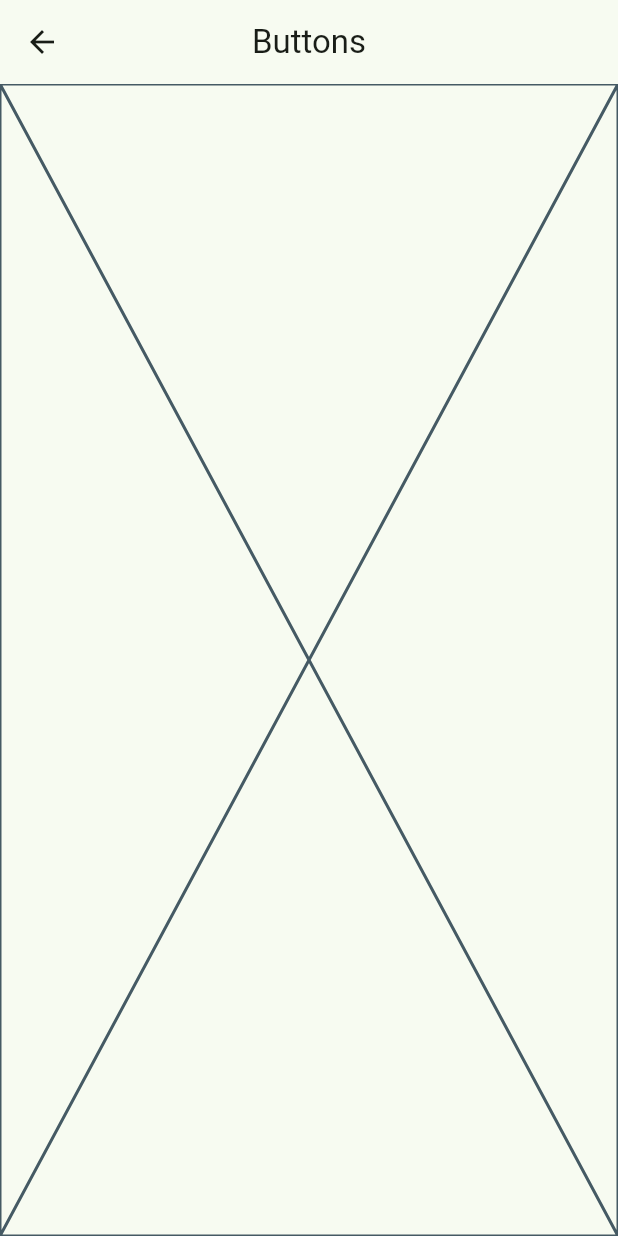
After one commit to AlexisPucheta/widgetsApp, a Flutter app: the screen it shows after launch, after a tap on "Botones", on a phone screen of 412 x 824 dp. The commit adds this screen. Run offline on Flutter 3.47's test engine with Material 3 defaults, Android fonts, the phone set to English and light mode, and no system bars; our stand-ins replace go_router.

Commit message:
Implement routing with GoRouter and add Buttons and Cards screens

```diff
--- /dev/null
+++ b/lib/config/router/app_router.dart
@@ -0,0 +1,14 @@
+import 'package:go_router/go_router.dart';
+import 'package:widgetsapp/presentation/screens/screens.dart';
+
+final appRouter = GoRouter(
+  initialLocation: '/',
+  routes: [
+    GoRoute(path: '/', builder: (context, state) => const HomeScreen()),
+    GoRoute(
+      path: '/buttons',
+      builder: (context, state) => const ButtonsScreen(),
+    ),
+    GoRoute(path: '/cards', builder: (context, state) => const CardsScreen()),
+  ],
+);
--- a/lib/main.dart
+++ b/lib/main.dart
@@ -1,6 +1,6 @@
 import 'package:flutter/material.dart';
+import 'package:widgetsapp/config/router/app_router.dart';
 import 'package:widgetsapp/config/theme/app_theme.dart';
-import 'package:widgetsapp/presentation/screens/home/home_screen.dart';
 
 void main() {
   runApp(const MainApp());
@@ -11,10 +11,10 @@ class MainApp extends StatelessWidget {
 
   @override
   Widget build(BuildContext context) {
-    return MaterialApp(
+    return MaterialApp.router(
+      routerConfig: appRouter,
       theme: AppTheme(selectedColor: 2).getTheme(),
       debugShowCheckedModeBanner: false,
-      home: const HomeScreen(),
     );
   }
 }
--- /dev/null
+++ b/lib/presentation/screens/buttons/buttons_screen.dart
@@ -0,0 +1,13 @@
+import 'package:flutter/material.dart';
+
+class ButtonsScreen extends StatelessWidget {
+  const ButtonsScreen({super.key});
+
+  @override
+  Widget build(BuildContext context) {
+    return Scaffold(
+      appBar: AppBar(title: const Text('Buttons')),
+      body: const Placeholder(),
+    );
+  }
+}
--- a/lib/presentation/screens/home/home_screen.dart
+++ b/lib/presentation/screens/home/home_screen.dart
@@ -1,4 +1,5 @@
 import 'package:flutter/material.dart';
+import 'package:go_router/go_router.dart';
 import 'package:widgetsapp/config/menu/menu_items.dart';
 
 class HomeScreen extends StatelessWidget {
@@ -40,7 +41,7 @@ class _CustomListTile extends StatelessWidget {
       leading: Icon(menuItem.icon, color: colors.primary),
       trailing: Icon(Icons.arrow_forward_ios_rounded, color: colors.primary),
       onTap: () {
-        //TODO navegar a otra pantalla
+        context.push(menuItem.link);
       },
     );
   }
--- /dev/null
+++ b/lib/presentation/screens/screens.dart
@@ -0,0 +1,3 @@
+export 'package:widgetsapp/presentation/screens/buttons/buttons_screen.dart';
+export 'package:widgetsapp/presentation/screens/cards/cards_screen.dart';
+export 'package:widgetsapp/presentation/screens/home/home_screen.dart';
```
Also changed, not shown: lib/presentation/screens/cards/cards_screen.dart (added, +13 -0 lines).
